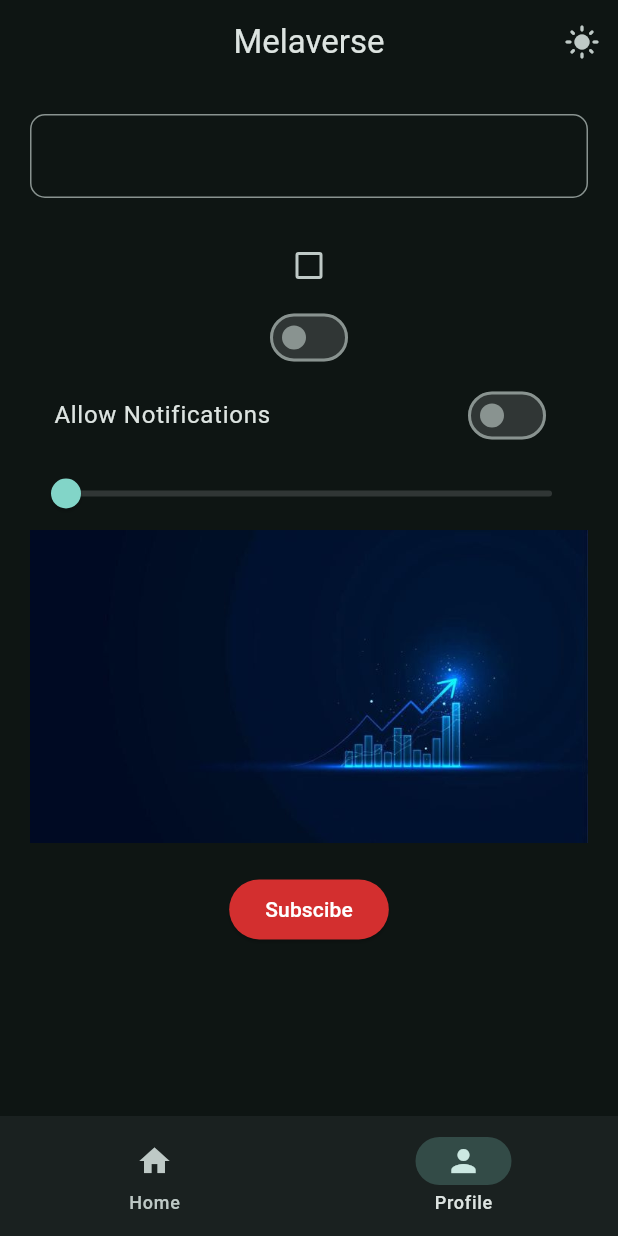
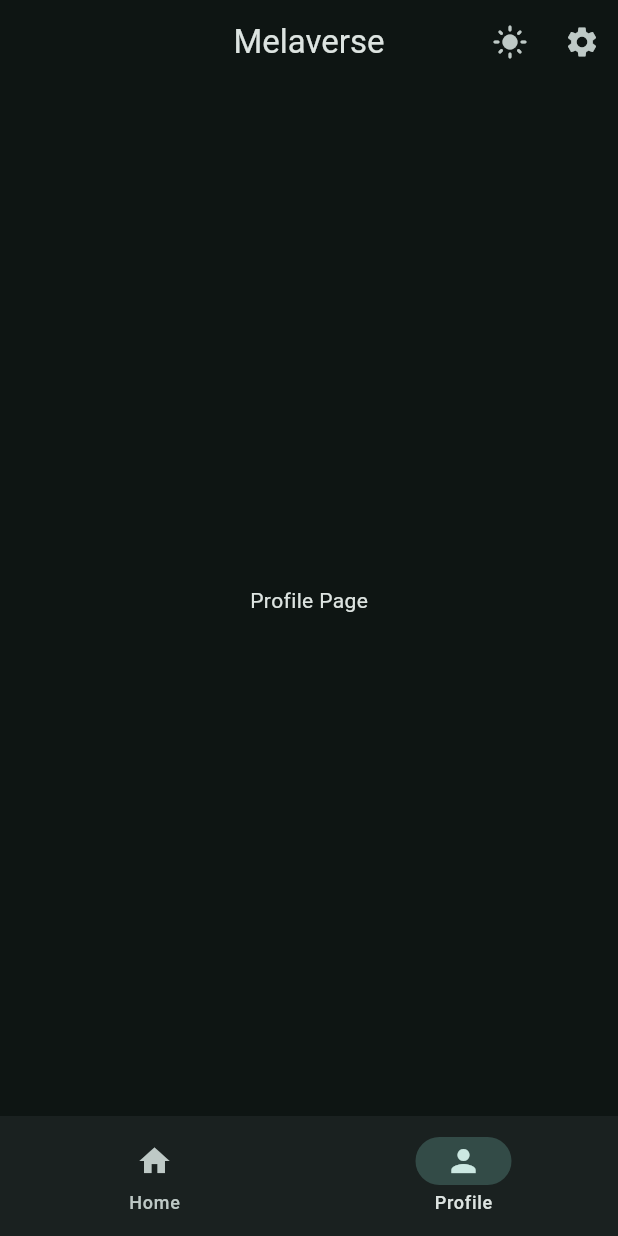
Before and after one commit to Hayatudin/Wallet_app, a Flutter app: the screen it shows after launch, item 2 of the bottom bar chosen, on a phone screen of 412 x 824 dp. Run offline on Flutter 3.47's test engine with Material 3 defaults, Android fonts, the phone set to English and light mode, and no system bars.

Commit message:
sending data between pages

```diff
--- a/wallet_app/lib/views/pages/profile_page.dart
+++ b/wallet_app/lib/views/pages/profile_page.dart
@@ -1,80 +1,10 @@
 import 'package:flutter/material.dart';
 
-class ProfilePage extends StatefulWidget {
+class ProfilePage extends StatelessWidget {
   const ProfilePage({super.key});
 
   @override
-  State<ProfilePage> createState() => _ProfilePageState();
-}
-
-class _ProfilePageState extends State<ProfilePage> {
-  TextEditingController controller = TextEditingController();
-  bool? isChecked = false;
-  bool isSwiched = false;
-  double sliderValue = 0.0;
-  @override
   Widget build(BuildContext context) {
-    return SingleChildScrollView(
-      child: Padding(
-        padding: const EdgeInsets.all(20.0),
-        child: Column(
-          children: [
-            TextField(
-              controller: controller,
-              decoration: InputDecoration(border: OutlineInputBorder(borderRadius: BorderRadius.circular(10))),
-              onEditingComplete: () {
-                setState(() {});
-              },
-            ),
-            Text(controller.text),
-            Checkbox(
-              value: isChecked,
-              onChanged: (bool? value) {
-                setState(() {
-                  isChecked = value;
-                });
-              },
-            ),
-            Switch(
-              value: isSwiched,
-              onChanged: (value) {
-                setState(() {
-                  isSwiched = value;
-                });
-              },
-            ),
-            SwitchListTile.adaptive(
-              value: isSwiched,
-              title: Text('Allow Notifications'),
-              onChanged: (value) {
-                setState(() {
-                  isSwiched = value;
-                });
-              },
-            ),
-            Slider(
-              value: sliderValue,
-              onChanged: (value) {
-                setState(() {
-                  sliderValue = value;
-                });
-              },
-            ),
-            GestureDetector(
-              onTap: () {
-                Text('Hello Guys');
-              },
-              child: Image.asset('assets/images/background.jpg'),
-            ),
-            SizedBox(height: 20.0),
-            ElevatedButton(
-              onPressed: () {},
-              style: ElevatedButton.styleFrom(backgroundColor: Colors.red[700]),
-              child: Text('Subscibe', style: TextStyle(color: Colors.white)),
-            ),
-          ],
-        ),
-      ),
-    );
+    return Center(child: Text('Profile Page'));
   }
 }
--- a/wallet_app/lib/views/widget_tree.dart
+++ b/wallet_app/lib/views/widget_tree.dart
@@ -2,6 +2,7 @@ import 'package:flutter/material.dart';
 import 'package:wallet_app/data/notifiers.dart';
 import 'package:wallet_app/views/pages/home_page.dart';
 import 'package:wallet_app/views/pages/profile_page.dart';
+import 'package:wallet_app/views/pages/settings_page.dart';
 import 'package:wallet_app/views/widgets/navbar_widget.dart';
 
 List<Widget> pages = [HomePage(), ProfilePage()];
@@ -27,6 +28,19 @@ class WidgetTree extends StatelessWidget {
               },
             ),
           ),
+          IconButton(
+            onPressed: () {
+              Navigator.push(
+                context,
+                MaterialPageRoute(
+                  builder: (context) {
+                    return SettingsPage(title: 'Settings');
+                  },
+                ),
+              );
+            },
+            icon: Icon(Icons.settings),
+          ),
         ],
       ),
       body: ValueListenableBuilder(
```
Also changed, not shown: wallet_app/lib/views/pages/settings_page.dart (added, +85 -0 lines).
